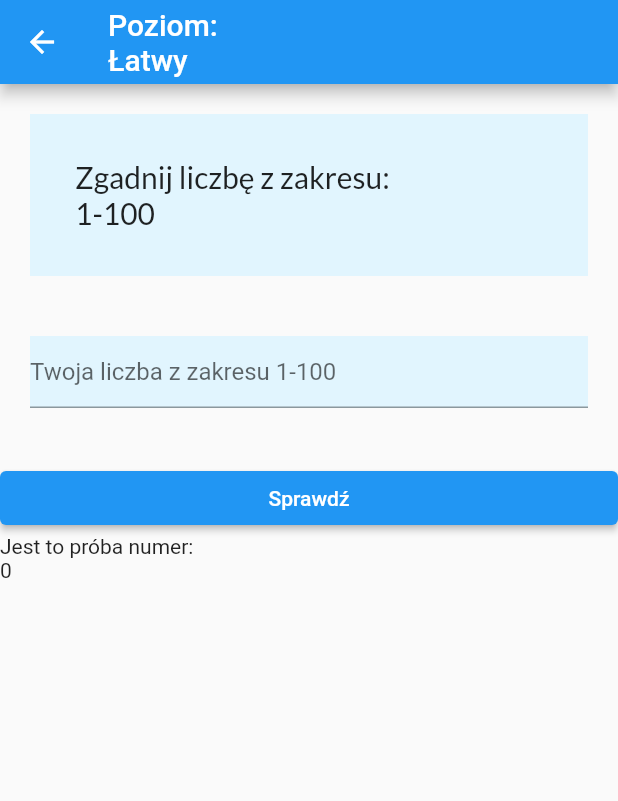
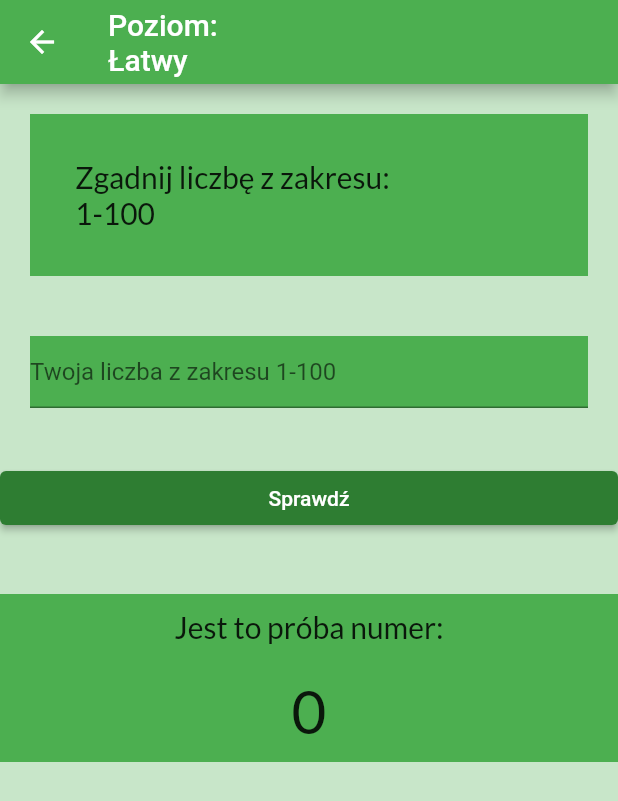
Before and after one commit to mgudalewicz/zgadulla, a Flutter app: the screen it shows after launch, after a tap on "Łatwy", on a phone screen of 412 x 824 dp. Shown: the top 801 px of the screen. Run offline on Flutter 3.47's test engine with Material 2 defaults, Android fonts, the phone set to English and light mode, and no system bars; our stand-ins replace google_fonts.

Commit message:
add global variables

```diff
--- a/lib/easy/easyLevel.dart
+++ b/lib/easy/easyLevel.dart
@@ -2,9 +2,8 @@ import 'dart:math';
 import 'package:flutter/material.dart';
 import 'package:flutter/services.dart';
 import 'package:google_fonts/google_fonts.dart';
+import 'package:zgadulla/homePage/homePage.dart';
 import 'package:zgadulla/win/winPage.dart';
-
-int number = 0;
 
 class EasyLevel extends StatefulWidget {
   EasyLevel({
@@ -23,7 +22,9 @@ class _EasyLevelState extends State<EasyLevel> {
   @override
   Widget build(BuildContext context) {
     return Scaffold(
+      backgroundColor: Colors.green.shade100,
       appBar: AppBar(
+        backgroundColor: Colors.green,
         title: const Text("Poziom: \nŁatwy"),
       ),
       body: Form(
@@ -31,7 +32,7 @@ class _EasyLevelState extends State<EasyLevel> {
         child: ListView(
           children: [
             Container(
-              color: Colors.lightBlue[50],
+              color: Colors.green,
               padding: const EdgeInsets.all(30),
               margin: const EdgeInsets.all(20),
               child: Text(
@@ -40,7 +41,7 @@ class _EasyLevelState extends State<EasyLevel> {
               ),
             ),
             Container(
-              color: Colors.lightBlue[50],
+              color: Colors.green,
               margin: const EdgeInsets.all(20),
               child: TextFormField(
                   validator: (value) {
@@ -73,6 +74,9 @@ class _EasyLevelState extends State<EasyLevel> {
               result.toString(),
             ),
             ElevatedButton(
+              style: ElevatedButton.styleFrom(
+                primary: Colors.green[800],
+              ),
               child: const Text('Sprawdź'),
               onPressed: () {
                 if (_formKey.currentState!.validate()) {
@@ -92,8 +96,29 @@ class _EasyLevelState extends State<EasyLevel> {
                 answer.clear();
               },
             ),
-            const Text('Jest to próba numer:'),
-            Text(number.toString()),
+            const SizedBox(
+              height: 40,
+            ),
+            Container(
+              color: Colors.green,
+              padding: const EdgeInsets.all(10),
+              child: Center(
+                child: Text(
+                  'Jest to próba numer:',
+                  style: GoogleFonts.lato(fontSize: 20),
+                ),
+              ),
+            ),
+            Container(
+              color: Colors.green,
+              padding: const EdgeInsets.all(10),
+              child: Center(
+                child: Text(
+                  number.toString(),
+                  style: GoogleFonts.lato(fontSize: 40),
+                ),
+              ),
+            ),
           ],
         ),
       ),
--- a/lib/homePage/homePage.dart
+++ b/lib/homePage/homePage.dart
@@ -1,6 +1,9 @@
 import 'package:flutter/material.dart';
 import 'package:google_fonts/google_fonts.dart';
 import 'package:zgadulla/easy/easyLevel.dart';
+
+var number = 0;
+var level = '';
 
 class HomePage extends StatelessWidget {
   const HomePage({
@@ -34,8 +37,13 @@ class HomePage extends StatelessWidget {
             Container(
               margin: const EdgeInsets.all(40.0),
               child: ElevatedButton(
+                style: ElevatedButton.styleFrom(
+                  primary: Colors.green,
+                ),
                 child: const Text('Łatwy'),
                 onPressed: () {
+                  level = 'Poziom Łatwy';
+                  number = 0;
                   Navigator.of(context).push(
                     MaterialPageRoute(
                       builder: (_) => EasyLevel(),
--- a/lib/win/winPage.dart
+++ b/lib/win/winPage.dart
@@ -29,7 +29,12 @@ class WinPage extends StatelessWidget {
               number.toString(),
               style: GoogleFonts.lato(fontSize: 20),
             ),
-            const SizedBox(height: 82),
+            const SizedBox(height: 30),
+            Text(
+              level.toString(),
+              style: GoogleFonts.lato(fontSize: 30),
+            ),
+            const SizedBox(height: 15),
             Center(
               child: Container(
                 margin: const EdgeInsets.all(40.0),
```
